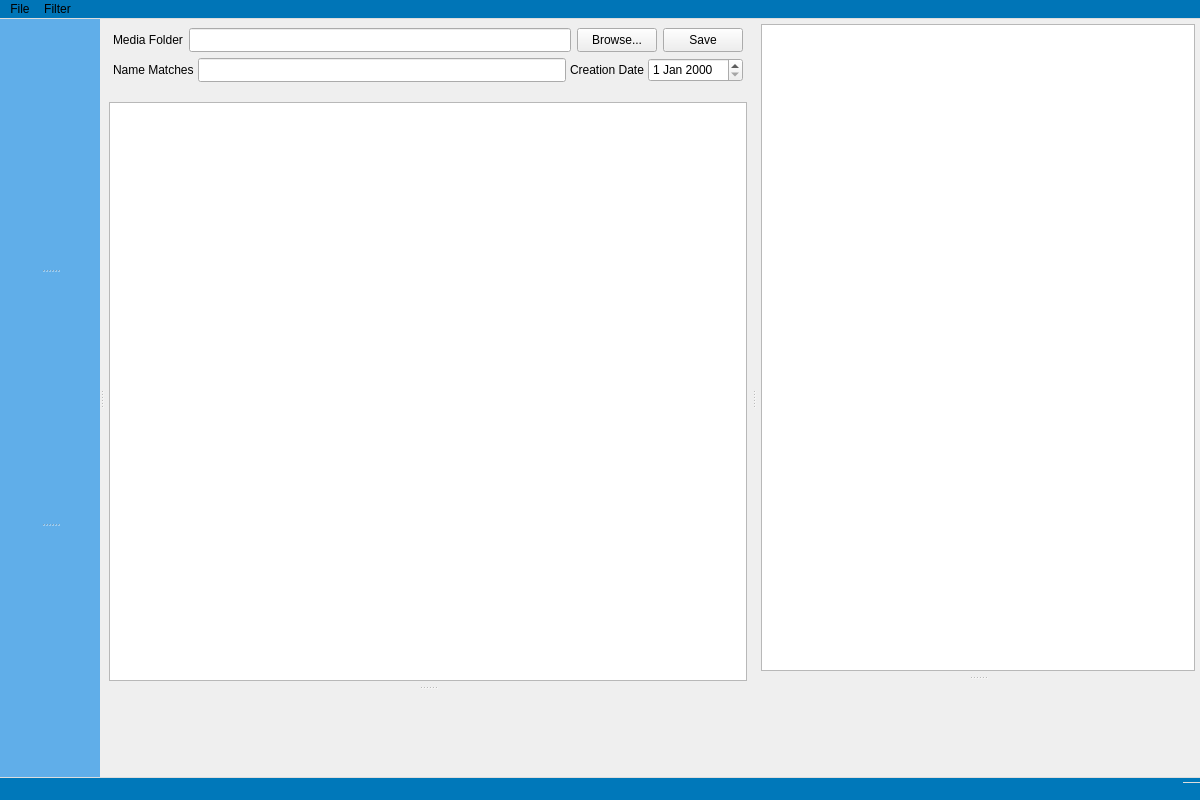
This is mainwindow.ui in merrillaldrich/compendia as Qt 5 draws it before an edit. The edited form follows.
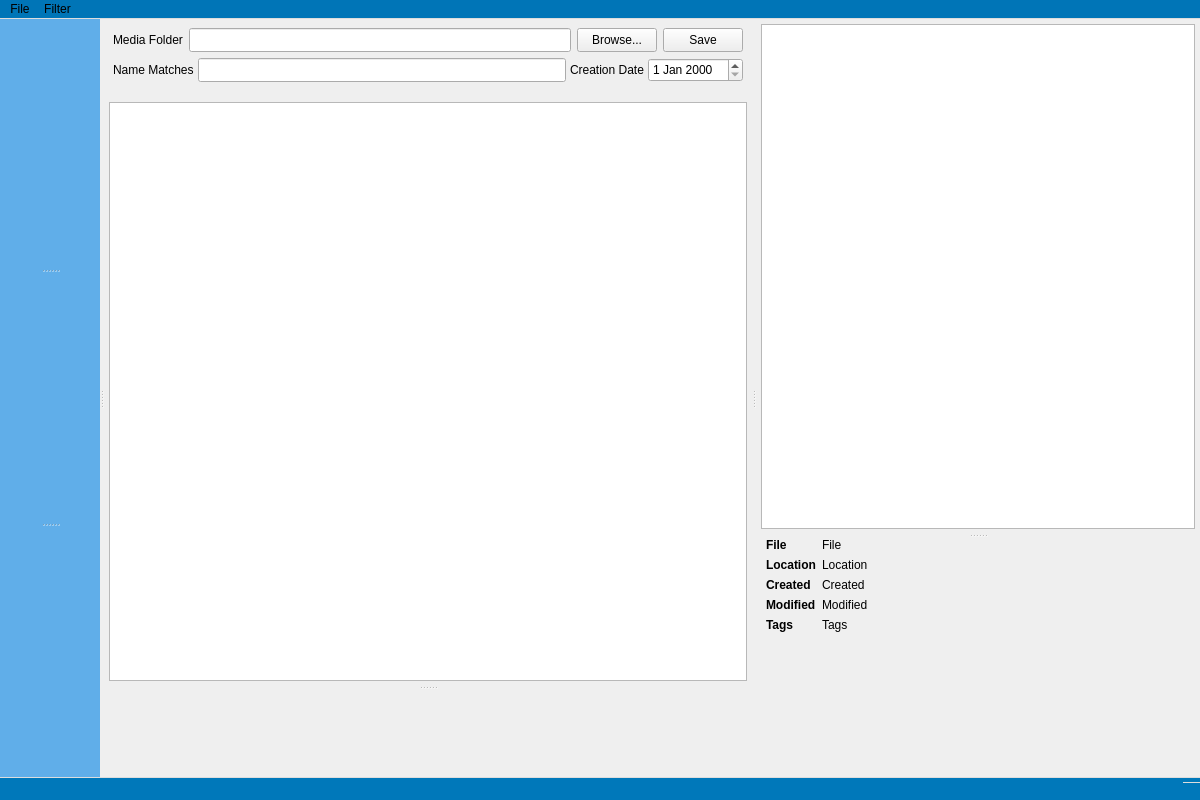
This is the edited form. Custom widgets are drawn as their Qt base class.

Commit message: Populate file properties under preview

Diff of the .ui file:
```diff
--- a/mainwindow.ui
+++ b/mainwindow.ui
@@ -242,7 +242,144 @@
          </item>
         </layout>
        </widget>
-       <widget class="QWidget" name="previewWidget" native="true"/>
+       <widget class="QWidget" name="previewWidget" native="true">
+        <layout class="QFormLayout" name="previewFormLayout">
+         <property name="leftMargin">
+          <number>10</number>
+         </property>
+         <item row="0" column="0">
+          <widget class="QLabel" name="previewFileNameLabel">
+           <property name="font">
+            <font>
+             <bold>true</bold>
+            </font>
+           </property>
+           <property name="text">
+            <string>File</string>
+           </property>
+           <property name="alignment">
+            <set>Qt::AlignmentFlag::AlignLeading|Qt::AlignmentFlag::AlignLeft|Qt::AlignmentFlag::AlignTop</set>
+           </property>
+          </widget>
+         </item>
+         <item row="0" column="1">
+          <widget class="QLabel" name="previewFileNameValue">
+           <property name="text">
+            <string>File</string>
+           </property>
+           <property name="alignment">
+            <set>Qt::AlignmentFlag::AlignLeading|Qt::AlignmentFlag::AlignLeft|Qt::AlignmentFlag::AlignTop</set>
+           </property>
+          </widget>
+         </item>
+         <item row="1" column="0">
+          <widget class="QLabel" name="previewFileLocationLabel">
+           <property name="font">
+            <font>
+             <bold>true</bold>
+            </font>
+           </property>
+           <property name="text">
+            <string>Location</string>
+           </property>
+           <property name="alignment">
+            <set>Qt::AlignmentFlag::AlignLeading|Qt::AlignmentFlag::AlignLeft|Qt::AlignmentFlag::AlignTop</set>
+           </property>
+          </widget>
+         </item>
+         <item row="1" column="1">
+          <widget class="QLabel" name="previewFileLocationValue">
+           <property name="text">
+            <string>Location</string>
+           </property>
+           <property name="alignment">
+            <set>Qt::AlignmentFlag::AlignLeading|Qt::AlignmentFlag::AlignLeft|Qt::AlignmentFlag::AlignTop</set>
+           </property>
+           <property name="wordWrap">
+            <bool>true</bool>
+           </property>
+          </widget>
+         </item>
+         <item row="2" column="0">
+          <widget class="QLabel" name="previewFileCreatedLabel">
+           <property name="font">
+            <font>
+             <bold>true</bold>
+            </font>
+           </property>
+           <property name="text">
+            <string>Created</string>
+           </property>
+           <property name="alignment">
+            <set>Qt::AlignmentFlag::AlignLeading|Qt::AlignmentFlag::AlignLeft|Qt::AlignmentFlag::AlignTop</set>
+           </property>
+          </widget>
+         </item>
+         <item row="2" column="1">
+          <widget class="QLabel" name="previewFileCreatedValue">
+           <property name="text">
+            <string>Created</string>
+           </property>
+           <property name="alignment">
+            <set>Qt::AlignmentFlag::AlignLeading|Qt::AlignmentFlag::AlignLeft|Qt::AlignmentFlag::AlignTop</set>
+           </property>
+          </widget>
+         </item>
+         <item row="3" column="0">
+          <widget class="QLabel" name="previewFileModifiedLabel">
+           <property name="font">
+            <font>
+             <bold>true</bold>
+            </font>
+           </property>
+           <property name="text">
+            <string>Modified</string>
+           </property>
+           <property name="alignment">
+            <set>Qt::AlignmentFlag::AlignLeading|Qt::AlignmentFlag::AlignLeft|Qt::AlignmentFlag::AlignTop</set>
+           </property>
+          </widget>
+         </item>
+         <item row="3" column="1">
+          <widget class="QLabel" name="previewFileModifiedValue">
+           <property name="text">
+            <string>Modified</string>
+           </property>
+           <property name="alignment">
+            <set>Qt::AlignmentFlag::AlignLeading|Qt::AlignmentFlag::AlignLeft|Qt::AlignmentFlag::AlignTop</set>
+           </property>
+          </widget>
+         </item>
+         <item row="4" column="0">
+          <widget class="QLabel" name="previewFileTagsLabel">
+           <property name="font">
+            <font>
+             <bold>true</bold>
+            </font>
+           </property>
+           <property name="text">
+            <string>Tags</string>
+           </property>
+           <property name="alignment">
+            <set>Qt::AlignmentFlag::AlignLeading|Qt::AlignmentFlag::AlignLeft|Qt::AlignmentFlag::AlignTop</set>
+           </property>
+          </widget>
+         </item>
+         <item row="4" column="1">
+          <widget class="QLabel" name="previewFileTagsValue">
+           <property name="text">
+            <string>Tags</string>
+           </property>
+           <property name="alignment">
+            <set>Qt::AlignmentFlag::AlignLeading|Qt::AlignmentFlag::AlignLeft|Qt::AlignmentFlag::AlignTop</set>
+           </property>
+           <property name="wordWrap">
+            <bool>true</bool>
+           </property>
+          </widget>
+         </item>
+        </layout>
+       </widget>
       </widget>
      </widget>
     </item>
```
The commit also changes 2 other files.
